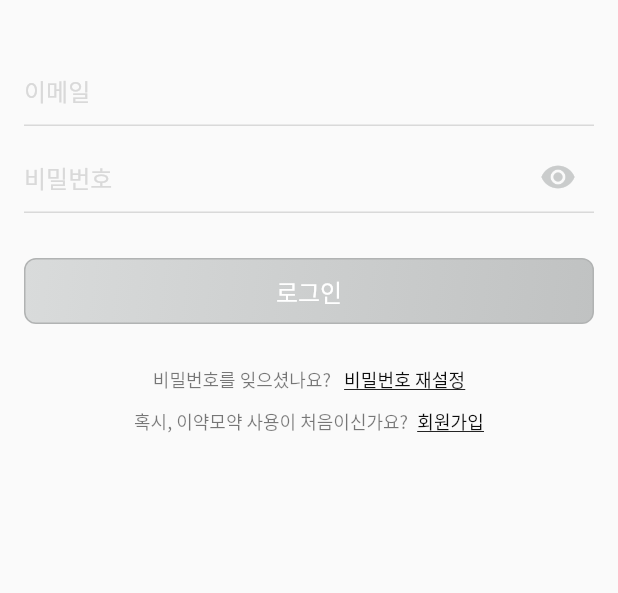
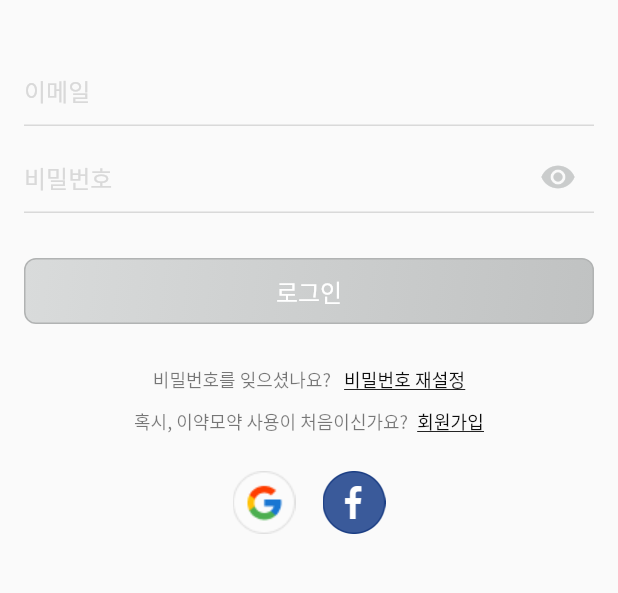
Before and after one commit to Semodrug/semo_ver2, a Flutter app: the screen it shows after launch, on a phone screen of 412 x 824 dp, the part 204-797 px from its top. Run offline on Flutter 3.47's test engine with Material 2 defaults, Android fonts, the phone set to English and light mode, and no system bars; our stand-ins replace camera, carousel_slider, cloud_firestore, firebase_auth, firebase_core, firebase_storage and 7 more; missing offline and left inert: camera_platform_interface, dynamic_text_highlighting, firebase_ml_vision, flutter_facebook_auth, tflite; accounts and stored records are empty.

Commit message:
[FIX] google and facebook login error

```diff
--- a/lib/login/login.dart
+++ b/lib/login/login.dart
@@ -245,8 +245,8 @@ class _SocialSignInSectionState extends State<_SocialSignInSection> {
       children: <Widget>[
         Container(
           child: Row(mainAxisAlignment: MainAxisAlignment.center, children: [
-            // _googleLoginButton(),
-            // _facebookLoginButton(),
+            _googleLoginButton(),
+            _facebookLoginButton(),
             // _appleLoginButton(),
           ]),
         ),
```
Also changed, not shown: 3 other files.
